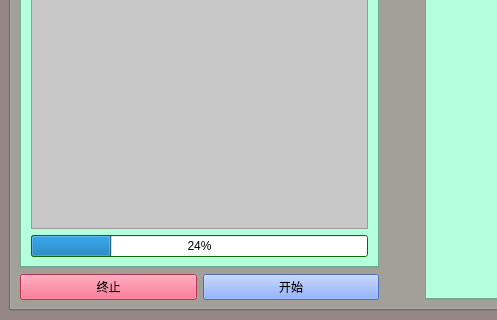
This is develop.ui in cgsdfc/object-detection-ui as Qt 5 draws it before an edit; both pictures show x 0 to 497 and y 139 to 459 of the 804 by 459 pixel window. The edited form follows.
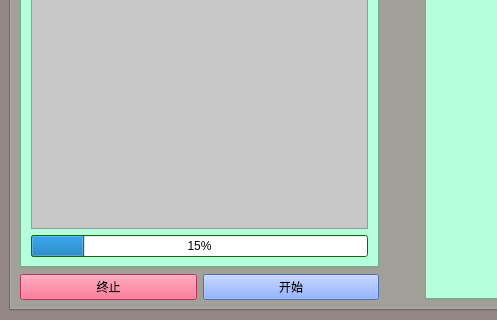
This is the edited form. The open tabs and pages were chosen to show the change. Icons and pictures are not drawn.

Commit message:
加入 update_interval
曲线刷的太快，不易观察

What changed in the file:
```diff
--- a/develop.ui
+++ b/develop.ui
@@ -4094,8 +4094,11 @@
                     </disabled>
                    </palette>
                   </property>
+                  <property name="minimum">
+                   <number>18</number>
+                  </property>
                   <property name="value">
-                   <number>24</number>
+                   <number>31</number>
                   </property>
                  </widget>
                 </item>
```
Left out of the diff: 4 changed lines with no effect on the pictures. The commit also changes 2 other files.
